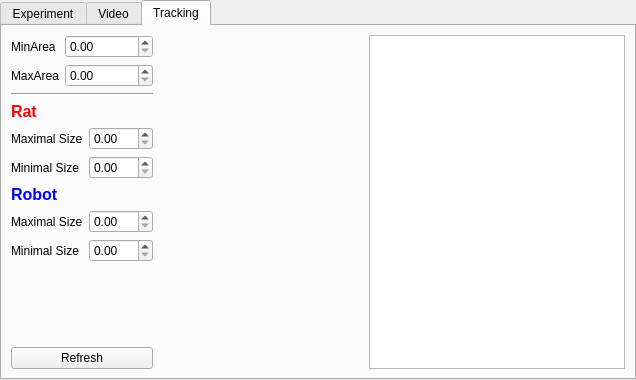
Qt form configwindow.ui (fgu-cas/kachna-tracker) before a commit.
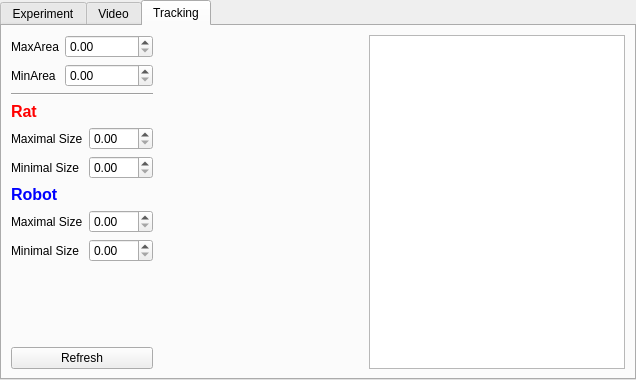
The same form after that commit. The open tabs and pages were chosen to show the change.

Commit message: switch around max & min spinboxes for consistency

```diff
--- a/configwindow.ui
+++ b/configwindow.ui
@@ -157,34 +157,34 @@
      <layout class="QVBoxLayout" name="verticalLayout_3">
       <item>
        <layout class="QFormLayout" name="formLayout_5">
-        <item row="0" column="0">
+        <item row="1" column="0">
          <widget class="QLabel" name="label_10">
           <property name="text">
            <string>MinArea</string>
           </property>
          </widget>
         </item>
-        <item row="1" column="0">
+        <item row="1" column="1">
+         <widget class="QDoubleSpinBox" name="minAreaBox">
+          <property name="maximum">
+           <double>999.000000000000000</double>
+          </property>
+         </widget>
+        </item>
+        <item row="0" column="0">
          <widget class="QLabel" name="label_11">
           <property name="text">
            <string>MaxArea</string>
           </property>
          </widget>
         </item>
-        <item row="1" column="1">
+        <item row="0" column="1">
          <widget class="QDoubleSpinBox" name="maxAreaBox">
           <property name="maximum">
            <double>999.000000000000000</double>
           </property>
          </widget>
         </item>
-        <item row="0" column="1">
-         <widget class="QDoubleSpinBox" name="minAreaBox">
-          <property name="maximum">
-           <double>999.000000000000000</double>
-          </property>
-         </widget>
-        </item>
        </layout>
       </item>
       <item>
```
Left out of the diff: 2 changed lines with no effect on the pictures.
